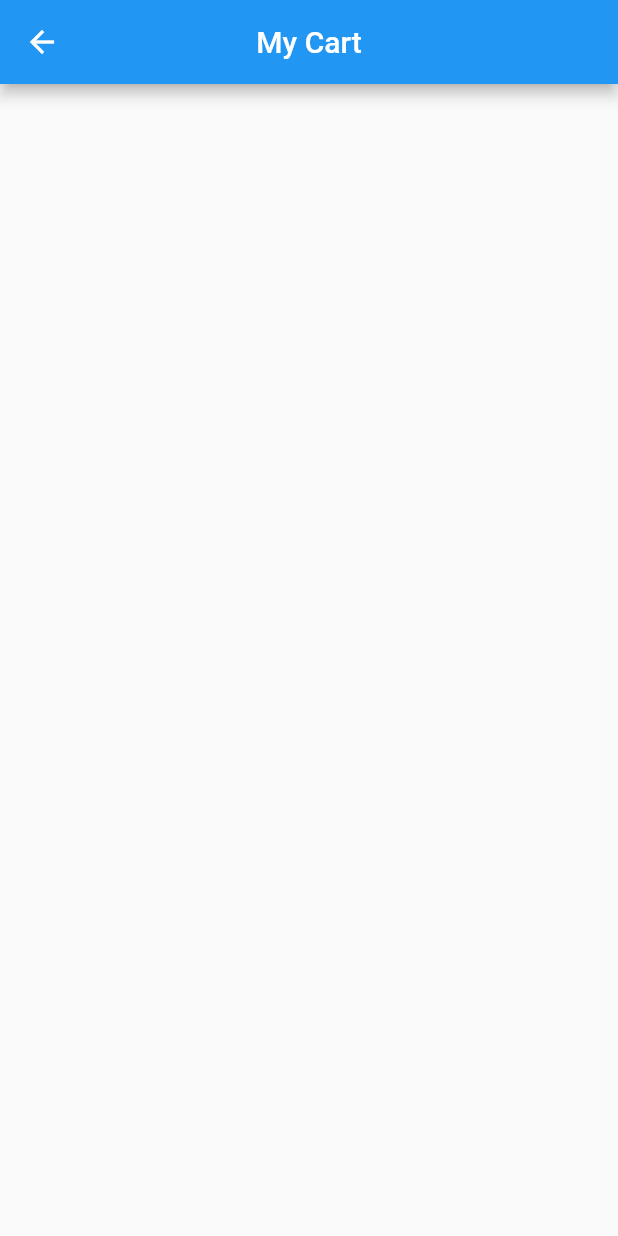
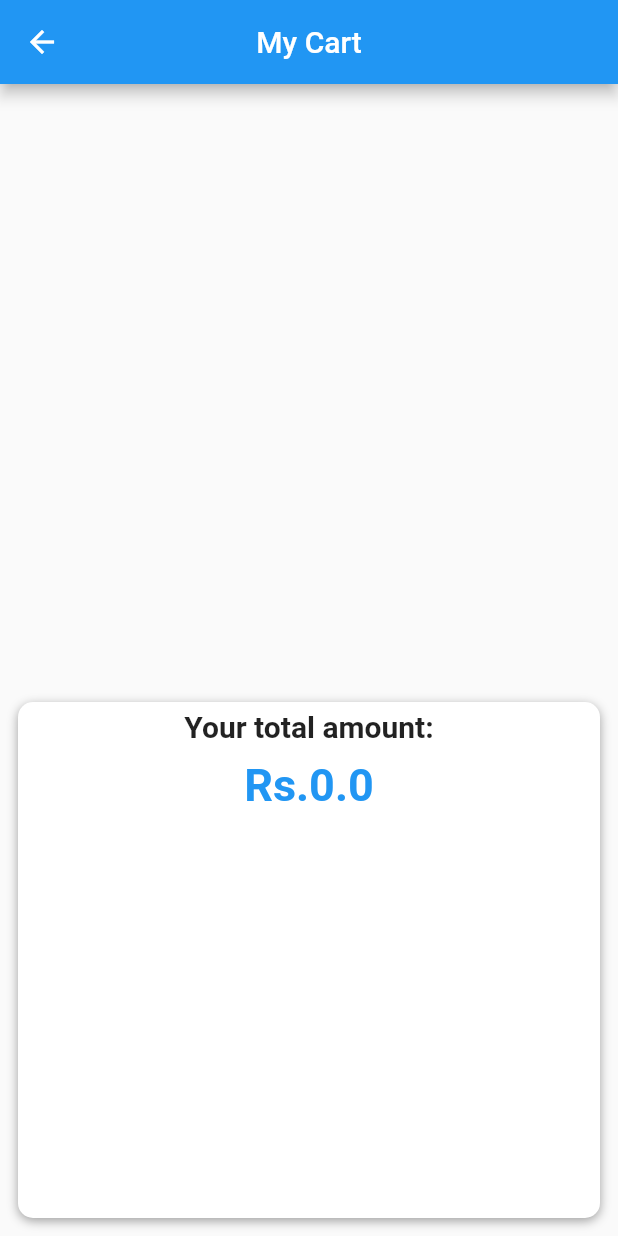
Before and after one commit to Suraj-Subedi/flutter_group, a Flutter app: the CartView screen opened by its route, on a phone screen of 412 x 824 dp. Run offline on Flutter 3.47's test engine with Material 2 defaults, Android fonts, the phone set to English and light mode, and no system bars; our stand-ins replace floating_bottom_navigation_bar, get, image_picker, shared_preferences; accounts and stored records are empty.

Commit message:
save product on cart

```diff
--- a/lib/app/modules/admin_category/views/admin_category_view.dart
+++ b/lib/app/modules/admin_category/views/admin_category_view.dart
@@ -75,7 +75,7 @@ class CategoryCard extends StatelessWidget {
         mainAxisAlignment: MainAxisAlignment.spaceBetween,
         children: [
           Text(
-            category.title ?? '',
+            category.categoryTitle ?? '',
             style: const TextStyle(
               fontSize: 17,
               color: Colors.blue,
--- a/lib/app/modules/admin_products/views/admin_products_view.dart
+++ b/lib/app/modules/admin_products/views/admin_products_view.dart
@@ -172,7 +172,7 @@ class AddProductPopup extends StatelessWidget {
                         items: controller.categories!
                             .map((e) => DropdownMenuItem(
                                   value: e.categoryId,
-                                  child: Text(e.title ?? ''),
+                                  child: Text(e.categoryTitle ?? ''),
                                 ))
                             .toList(),
                         hint: const Text('Select Category'),
--- a/lib/app/modules/cart/views/cart_view.dart
+++ b/lib/app/modules/cart/views/cart_view.dart
@@ -15,13 +15,62 @@ class CartView extends GetView<CartController> {
           centerTitle: true,
         ),
         body: GetBuilder<CartController>(
-          builder: (controller) => ListView.builder(
+          builder: (controller) => Column(
+            children: [
+              SizedBox(
+                height: 400,
+                child: ListView.builder(
                   padding: const EdgeInsets.all(20),
                   itemCount: controller.cart.length,
                   itemBuilder: (context, index) => CartItemCard(
                     cartItem: controller.cart[index],
                     index: index,
                   ),
+                ),
+              ),
+              Expanded(
+                child: Container(
+                  margin: const EdgeInsets.all(12),
+                  padding: const EdgeInsets.all(5),
+                  width: double.infinity,
+                  decoration: BoxDecoration(
+                    color: Colors.white,
+                    borderRadius: BorderRadius.circular(10),
+                    boxShadow: const [
+                      BoxShadow(
+                        color: Colors.grey,
+                        blurRadius: 5,
+                        offset: Offset(0, 2),
+                      )
+                    ],
+                  ),
+                  child: Column(
+                    children: [
+                      const Text(
+                        'Your total amount:',
+                        style: TextStyle(
+                          fontSize: 20,
+                          fontWeight: FontWeight.bold,
+                        ),
+                      ),
+                      const SizedBox(
+                        height: 10,
+                      ),
+                      Obx(
+                        () => Text(
+                          'Rs.${controller.totalAmount}',
+                          style: const TextStyle(
+                            color: Colors.blue,
+                            fontSize: 30,
+                            fontWeight: FontWeight.bold,
+                          ),
+                        ),
+                      ),
+                    ],
+                  ),
+                ),
+              )
+            ],
           ),
         ));
   }
--- a/lib/app/modules/home/views/home_view.dart
+++ b/lib/app/modules/home/views/home_view.dart
@@ -54,7 +54,8 @@ class HomeView extends GetView<HomeController> {
                                   borderRadius: BorderRadius.circular(20),
                                   color: Colors.blue.withOpacity(0.8)),
                               child: Text(
-                                controller.categories![index].title ?? '',
+                                controller.categories![index].categoryTitle ??
+                                    '',
                                 style: const TextStyle(
                                   fontSize: 17,
                                   color: Colors.white,
```
Also changed, not shown: lib/app/models/category.dart (+4 -4 lines), lib/app/modules/cart/controllers/cart_controller.dart (+61 -1 lines). Lines whose indentation alone changed are shown as unchanged.
